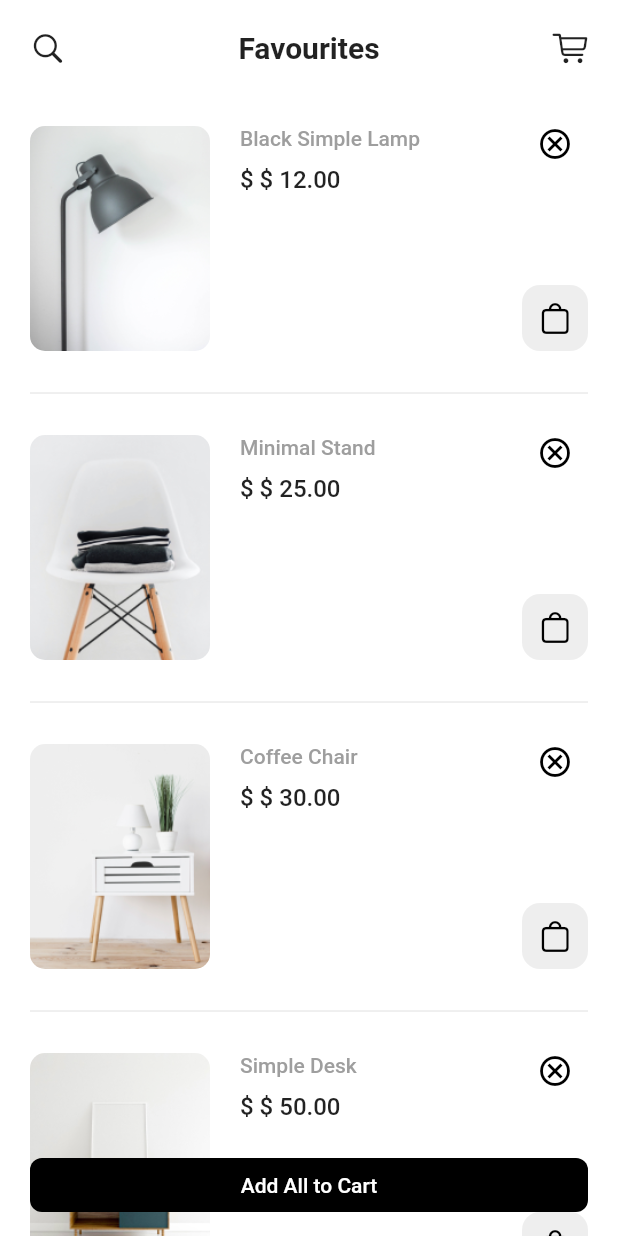
After one commit to ahmeed-evan/ar_eshop, a Flutter app: the Favourite screen opened directly, on a phone screen of 412 x 824 dp. The commit adds this screen. Run offline on Flutter 3.47's test engine with Material 2 defaults, Android fonts, the phone set to English and light mode, and no system bars.

Commit message:
done so far

```diff
--- a/lib/main.dart
+++ b/lib/main.dart
@@ -1,4 +1,6 @@
 import 'package:ar_e_shop/screen/view/app_entry.dart';
+import 'package:ar_e_shop/screen/view/favourites.dart';
+import 'package:ar_e_shop/screen/view/my_cart.dart';
 import 'package:ar_e_shop/util/utils.dart';
 import 'package:flutter/material.dart';
 import 'package:flutter/services.dart';
@@ -21,6 +23,6 @@ class MyApp extends StatelessWidget {
   // This widget is the root of your application.
   @override
   Widget build(BuildContext context) {
-    return MaterialApp(theme: themeData, home: AppEntry());
+    return MaterialApp(theme: themeData, home: MyCart());
   }
 }
--- /dev/null
+++ b/lib/screen/view/favourites.dart
@@ -0,0 +1,117 @@
+import 'package:ar_e_shop/util/utils.dart';
+import 'package:flutter/cupertino.dart';
+import 'package:flutter/material.dart';
+
+class Favourite extends StatefulWidget {
+  const Favourite({super.key});
+
+  @override
+  State<Favourite> createState() => _FavouriteState();
+}
+
+class _FavouriteState extends State<Favourite> {
+  @override
+  Widget build(BuildContext context) {
+    return Scaffold(
+      floatingActionButtonLocation: FloatingActionButtonLocation.centerFloat,
+      floatingActionButton: Container(
+          margin: const EdgeInsets.symmetric(horizontal: 20),
+          decoration: BoxDecoration(
+              color: Colors.black, borderRadius: BorderRadius.circular(8)),
+          padding: const EdgeInsets.symmetric(vertical: 10),
+          width: MediaQuery.of(context).size.width,
+          child: Text(
+            "Add All to Cart",
+            textAlign: TextAlign.center,
+            style: smallTestStyle.copyWith(color: Colors.white),
+          )),
+      body: SafeArea(child: _body()),
+    );
+  }
+
+  _body() {
+    return Column(
+      children: [
+        _appBar(),
+        Expanded(
+          child: ListView.separated(
+            separatorBuilder: (context, index) {
+              return const Padding(
+                padding: EdgeInsets.symmetric(horizontal: 20),
+                child: Divider(),
+              );
+            },
+            itemBuilder: (context, index) => _itemCard(index),
+            shrinkWrap: true,
+            itemCount: productList.length,
+          ),
+        )
+      ],
+    );
+  }
+
+  _appBar() {
+    return Container(
+      padding: const EdgeInsets.all(20),
+      child: Row(
+        mainAxisAlignment: MainAxisAlignment.spaceBetween,
+        children: [
+          const Icon(CupertinoIcons.search),
+          Text(
+            "Favourites",
+            style: defaultTestStyle.copyWith(
+                fontSize: 20, fontWeight: FontWeight.bold),
+          ),
+          const Icon(CupertinoIcons.cart),
+        ],
+      ),
+    );
+  }
+
+  _itemCard(int index) {
+    return Padding(
+      padding: const EdgeInsets.all(20),
+      child: Row(
+        crossAxisAlignment: CrossAxisAlignment.start,
+        children: [
+          ClipRRect(
+            borderRadius: BorderRadius.circular(10),
+            child: Image.asset(productList[index].productURL!,
+                width: 120, height: 150, fit: BoxFit.fill),
+          ),
+          customWeight(20),
+          Column(
+            crossAxisAlignment: CrossAxisAlignment.start,
+            children: [
+              Text(productList[index].productName!,
+                  style: smallTestStyle.copyWith(color: Colors.grey)),
+              customHeight(10),
+              Text("\$ ${productList[index].productPrice!}",
+                  style: defaultTestStyle),
+            ],
+          ),
+          const Spacer(),
+          SizedBox(
+            height: 150,
+            child: Column(
+              mainAxisAlignment: MainAxisAlignment.spaceBetween,
+              children: [
+                const Icon(
+                  Icons.cancel_outlined,
+                  color: Colors.black,
+                ),
+                Container(
+                  decoration: BoxDecoration(
+                      color: Colors.grey.shade200,
+                      borderRadius: BorderRadius.circular(12)),
+                  padding: const EdgeInsets.all(10),
+                  child: const Icon(CupertinoIcons.bag, color: Colors.black),
+                ),
+              ],
+            ),
+          ),
+        ],
+      ),
+    );
+  }
+}
--- a/lib/util/utils.dart
+++ b/lib/util/utils.dart
@@ -1,4 +1,6 @@
 import 'package:flutter/material.dart';
+
+import '../domain/product_details.dart';
 
 ThemeData themeData = ThemeData(
   // scaffoldBG, applicable for aLL PAGES
@@ -21,3 +23,40 @@ TextStyle largeTestStyle =
     const TextStyle(fontSize: 18, fontWeight: FontWeight.w500);
 TextStyle titleTestStyle =
     const TextStyle(fontSize: 24, fontWeight: FontWeight.w500);
+
+final List<ProductDetails> _productList = [
+  ProductDetails(
+      productPrice: "\$ 12.00",
+      productName: "Black Simple Lamp",
+      productURL: "assets/images/Mask Group.png",
+      productRatting: 4.5,
+      productReview: "50",
+      productDescription:
+          "Minimal Stand is made of by natural wood. The design that is very simple and minimal. This is truly one of the best furnitures in any family for now. With 3 different colors, you can easily select the best match for your home."),
+  ProductDetails(
+      productPrice: "\$ 25.00",
+      productName: "Minimal Stand",
+      productURL: "assets/images/Mask Group (1).png",
+      productReview: "25",
+      productRatting: 4.5,
+      productDescription:
+          "Minimal Stand is made of by natural wood. The design that is very simple and minimal. This is truly one of the best furnitures in any family for now. With 3 different colors, you can easily select the best match for your home."),
+  ProductDetails(
+      productPrice: "\$ 30.00",
+      productName: "Coffee Chair",
+      productURL: "assets/images/Mask Group (2).png",
+      productRatting: 4.5,
+      productReview: "12",
+      productDescription:
+          "Minimal Stand is made of by natural wood. The design that is very simple and minimal. This is truly one of the best furnitures in any family for now. With 3 different colors, you can easily select the best match for your home."),
+  ProductDetails(
+      productPrice: "\$ 50.00",
+      productName: "Simple Desk",
+      productURL: "assets/images/Mask Group (3).png",
+      productRatting: 4.5,
+      productReview: "43",
+      productDescription:
+          "Minimal Stand is made of by natural wood. The design that is very simple and minimal. This is truly one of the best furnitures in any family for now. With 3 different colors, you can easily select the best match for your home."),
+];
+
+List<ProductDetails> get productList => _productList;
```
Also changed, not shown: lib/screen/view/my_cart.dart (added, +155 -0 lines).
